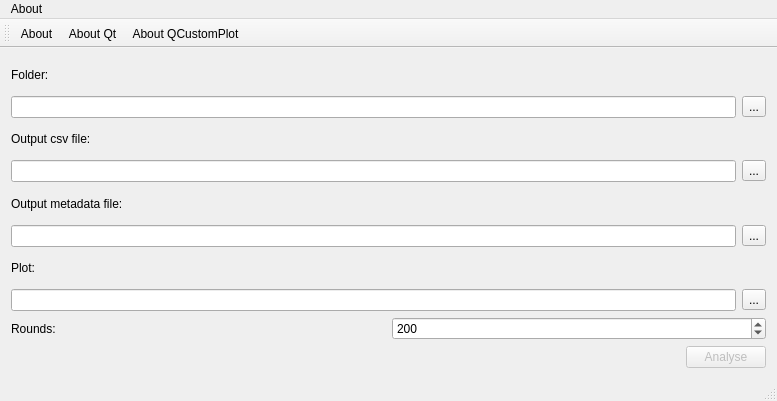
Qt form analyser.ui (Top-Ranger/qnn-run-analyser) before a commit.
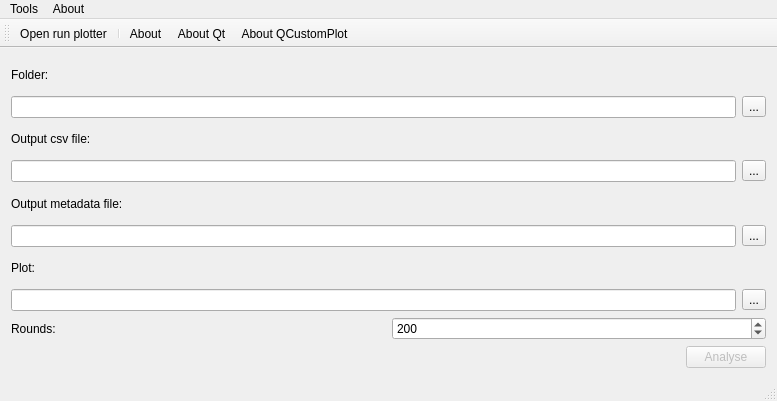
The same form after that commit.

What changed in the file:
```diff
--- a/analyser.ui
+++ b/analyser.ui
@@ -185,6 +185,13 @@
     <addaction name="actionAbout_Qt"/>
     <addaction name="actionAbout_QCustomPlot"/>
    </widget>
+   <widget class="QMenu" name="menuTools">
+    <property name="title">
+     <string>Tools</string>
+    </property>
+    <addaction name="actionOpen_run_plotter"/>
+   </widget>
+   <addaction name="menuTools"/>
    <addaction name="menuAbout"/>
   </widget>
   <widget class="QToolBar" name="mainToolBar">
@@ -194,6 +201,8 @@
    <attribute name="toolBarBreak">
     <bool>false</bool>
    </attribute>
+   <addaction name="actionOpen_run_plotter"/>
+   <addaction name="separator"/>
    <addaction name="actionAbout"/>
    <addaction name="actionAbout_Qt"/>
    <addaction name="actionAbout_QCustomPlot"/>
@@ -214,6 +223,11 @@
     <string>About QCustomPlot</string>
    </property>
   </action>
+  <action name="actionOpen_run_plotter">
+   <property name="text">
+    <string>Open run plotter</string>
+   </property>
+  </action>
  </widget>
  <layoutdefault spacing="6" margin="11"/>
  <resources/>
```
